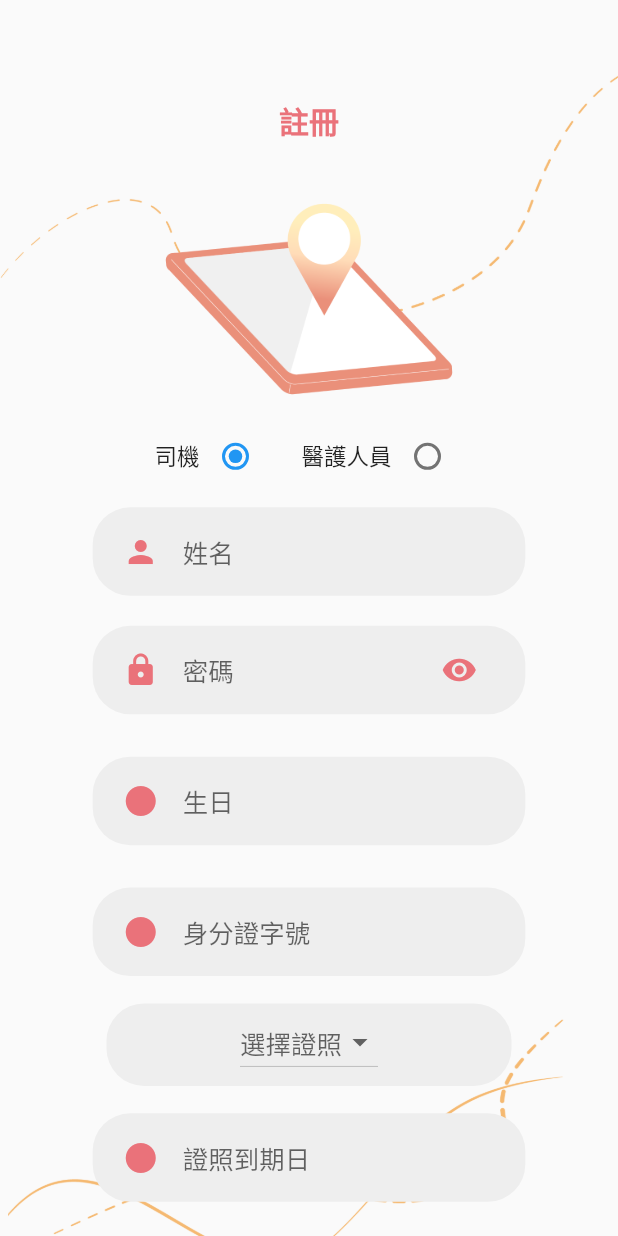
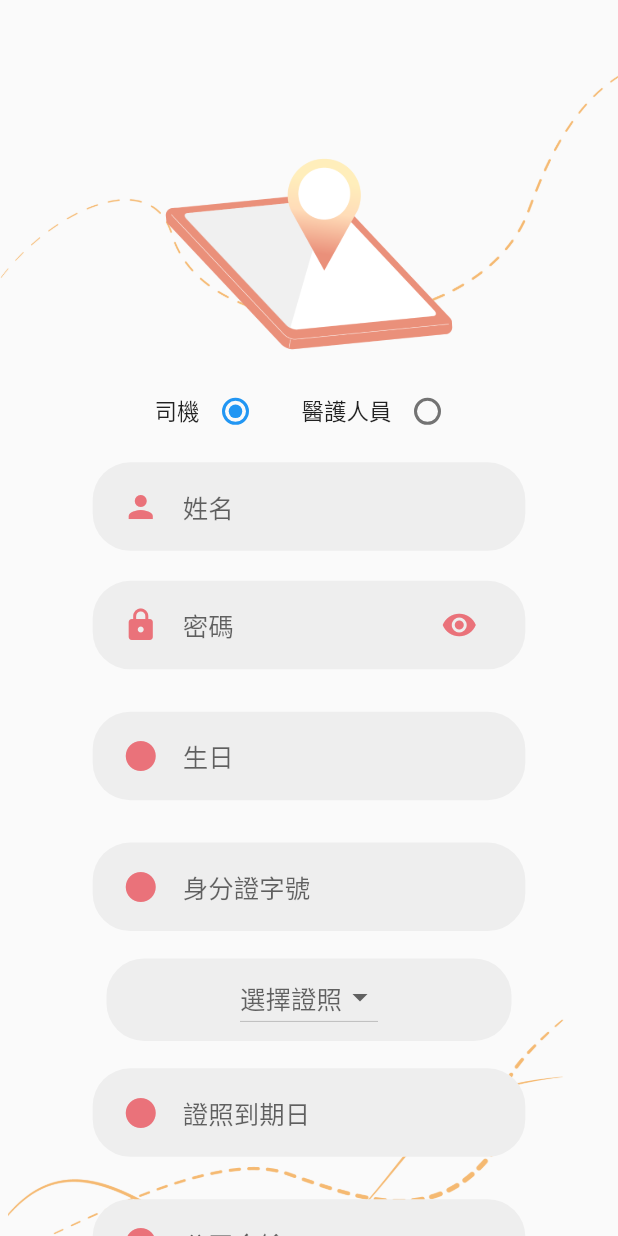
Before and after one commit to RobbyHT/ambulance_flutter, a Flutter app: the SignUpScreen screen opened directly, on a phone screen of 412 x 824 dp. Run offline on Flutter 3.47's test engine with Material 2 defaults, Android fonts, the phone set to English and light mode, and no system bars; our stand-ins replace bloc, date_format, equatable, flutter_bloc, flutter_easyloading, flutter_svg and 2 more; accounts and stored records are empty.

Commit message:
刪除註冊畫面的文字

```diff
--- a/lib/screens/Welcom/M_signUp/components/body.dart
+++ b/lib/screens/Welcom/M_signUp/components/body.dart
@@ -19,10 +19,10 @@ class Body extends StatelessWidget {
           mainAxisAlignment: MainAxisAlignment.center,
           children: <Widget>[
             SizedBox(height: size.height * 0.08),
-            Text(
-              "註冊",
-              style: TextStyle(fontWeight: FontWeight.bold,color: Color.fromRGBO(249,244,241,1),fontSize: 20),
-                        ),
+            // Text(
+            //   "註冊",
+            //   style: TextStyle(fontWeight: FontWeight.bold,color: Color.fromRGBO(249,244,241,1),fontSize: 20),
+            //             ),
             SizedBox(height: size.height * 0.03),
             Positioned(
             bottom: 80,
--- a/lib/screens/Welcom/singUp/components/body.dart
+++ b/lib/screens/Welcom/singUp/components/body.dart
@@ -24,10 +24,10 @@ class Body extends StatelessWidget {
           mainAxisAlignment: MainAxisAlignment.center,
           children: <Widget>[
             SizedBox(height: size.height * 0.08),
-            Text(
-              "註冊",
-              style: TextStyle(fontWeight: FontWeight.bold,color:Color.fromRGBO(234,114,122,1),fontSize: 20),
-                        ),
+            // Text(
+            //   "註冊",
+            //   style: TextStyle(fontWeight: FontWeight.bold,color:Color.fromRGBO(234,114,122,1),fontSize: 20),
+            //             ),
             SizedBox(height: size.height * 0.03),
             Positioned(
             bottom: 80,
```
